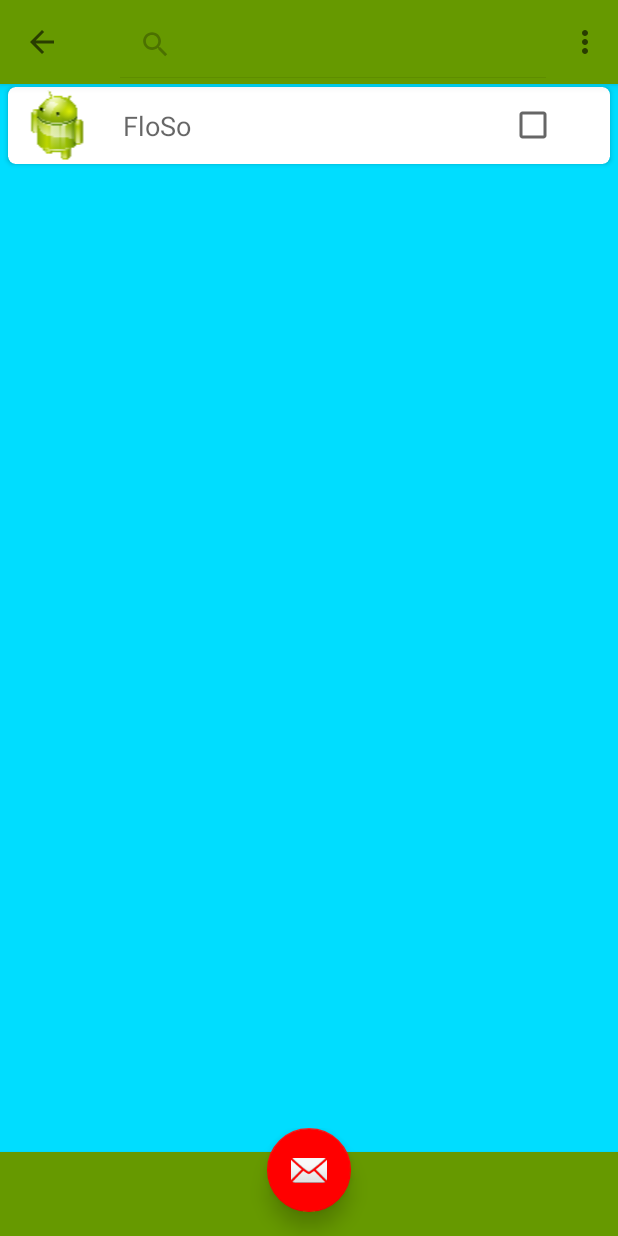
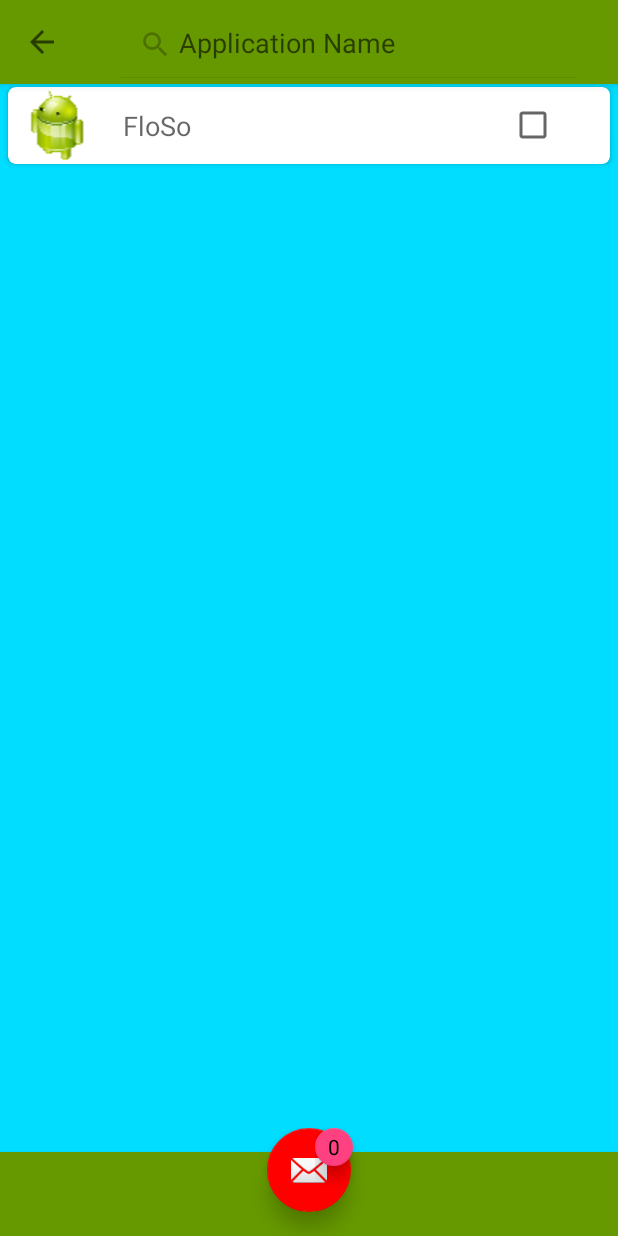
Before and after one commit to HitRoxxx/FloatingNew, an Android app: the MainActivity screen opened directly, with no data from a screen before it, after a tap on "Search", on a phone screen of 412 x 824 dp. Run offline under Robolectric (Android 15) with nearby library versions, the phone set to English and light mode, and no system bars.

Commit message:
Add Animation And Add Counter on Selection of App

```diff
--- a/app/build.gradle
+++ b/app/build.gradle
@@ -44,5 +44,4 @@ dependencies {
     compile 'com.github.igalata:Bubble-Picker:v0.2.4'
 
 
-
 }
--- a/app/src/main/java/com/theLoneWarrior/floating/MainActivity.java
+++ b/app/src/main/java/com/theLoneWarrior/floating/MainActivity.java
@@ -21,11 +21,13 @@ import android.support.v7.widget.LinearLayoutManager;
 import android.support.v7.widget.RecyclerView;
 import android.support.v7.widget.SearchView;
 import android.support.v7.widget.Toolbar;
+import android.transition.Explode;
 import android.util.Base64;
 import android.view.Menu;
 import android.view.MenuItem;
 import android.view.View;
 import android.widget.CheckBox;
+import android.widget.TextView;
 import android.widget.Toast;
 
 import com.theLoneWarrior.floating.adapter.RecyclerViewAdapter;
@@ -46,22 +48,26 @@ public class MainActivity extends AppCompatActivity implements RecyclerViewAdapt
     private final int ACTION_MANAGE_OVERLAY_PERMISSION_REQUEST_CODE = 69;
     private ArrayList<PackageInfoStruct> installedPackageDetails;
     private ArrayList<PackageInfoStruct> result = new ArrayList<>();
-    private SharedPreferences  first,selectedAppPreference;
+    private SharedPreferences first, selectedAppPreference;
     private Intent intent;
     private RecyclerViewAdapter mAdapter;
     private RecyclerView recyclerView;
     SwipeRefreshLayout swipeRefreshLayout;
+    private int appCount = 0;
+    private TextView appCountView;
+    private boolean refreshFlag = true;
 
     @Override
     protected void onCreate(Bundle savedInstanceState) {
         super.onCreate(savedInstanceState);
         setContentView(R.layout.activity_main);
-
+        //  setupWindowAnimations();
         //  Toolbar toolbar = (Toolbar) findViewById(R.id.toolbar);
         setSupportActionBar((Toolbar) findViewById(R.id.toolbar));
         ActionBar actionBar = getSupportActionBar();
         actionBar.setDisplayHomeAsUpEnabled(true);
 
+        appCountView = (TextView) findViewById(R.id.appSelected);
         checkPermission();
         recyclerView = (RecyclerView) findViewById(R.id.rv);
         intent = new Intent(MainActivity.this, FloatingViewServiceClose.class);
@@ -80,7 +86,7 @@ public class MainActivity extends AppCompatActivity implements RecyclerViewAdapt
             setRecycleView();
 
         } else {
-            Toast.makeText(this, "run", Toast.LENGTH_SHORT).show();
+            //  Toast.makeText(this, "run", Toast.LENGTH_SHORT).show();
             installedPackageDetails = getShortedInstalledApps();
             setRecycleView();
         }
@@ -91,11 +97,28 @@ public class MainActivity extends AppCompatActivity implements RecyclerViewAdapt
             public void onRefresh() {
                 //    saveData();
                 // Refresh items
+
+                if(!refreshFlag) {
+
+                    swipeRefreshLayout.setRefreshing(false);
+                }else
+                {
                     refreshItems();
+                }
             }
 
         });
 
+
+    }
+
+    private void setupWindowAnimations() {
+
+        if (android.os.Build.VERSION.SDK_INT >= android.os.Build.VERSION_CODES.LOLLIPOP) {
+            Explode slide = new Explode();
+            slide.setDuration(1000);
+            getWindow().setExitTransition(slide);
+        }
 
     }
 
@@ -117,6 +140,8 @@ public class MainActivity extends AppCompatActivity implements RecyclerViewAdapt
                 }
             }
         }
+        // appCount = result.size();
+        appCountView.setText("" + result.size());
     }
 
     void refreshItems() {
@@ -134,6 +159,7 @@ public class MainActivity extends AppCompatActivity implements RecyclerViewAdapt
         //  mAdapter.notifyDataSetChanged();
         // Stop refresh animation
         swipeRefreshLayout.setRefreshing(false);
+
     }
 
     void setRecycleView() {
@@ -366,6 +392,7 @@ public class MainActivity extends AppCompatActivity implements RecyclerViewAdapt
             result.remove(obj);
         }
         saveData();
+        appCountView.setText("" + result.size());
     }
 
     @Override
@@ -377,10 +404,7 @@ public class MainActivity extends AppCompatActivity implements RecyclerViewAdapt
     private void saveData() {
 
 
-
-
-
-        if(result!=null) {
+        if (result != null) {
             StringBuilder PacName = new StringBuilder("");
 
             for (PackageInfoStruct str : result) {
@@ -448,11 +472,34 @@ public class MainActivity extends AppCompatActivity implements RecyclerViewAdapt
 
 
     @Override
-    public boolean onCreateOptionsMenu(Menu menu) {
+    public boolean onCreateOptionsMenu(final Menu menu) {
         getMenuInflater().inflate(R.menu.menu, menu);
         MenuItem search = menu.findItem(R.id.search);
         SearchView searchView = (SearchView) MenuItemCompat.getActionView(search);
-        search(searchView);
+        search(searchView, menu);
+        searchView.setQueryHint("Application Name");
+        // searchView.setIconifiedByDefault(false);
+        if (Build.VERSION.SDK_INT >= Build.VERSION_CODES.LOLLIPOP) {
+            searchView.setTransitionGroup(true);
+        }
+     //   searchView.setIconifiedByDefault(true);
+     //   searchView.setIconified(true);
+        searchView.addOnAttachStateChangeListener(new View.OnAttachStateChangeListener() {
+
+            @Override
+            public void onViewDetachedFromWindow(View arg0) {
+                // search was detached/closed
+                MainActivity.this.setItemsVisibility(menu, true);
+                //   Toast.makeText(MainActivity.this, "close", Toast.LENGTH_SHORT).show();
+            }
+
+            @Override
+            public void onViewAttachedToWindow(View arg0) {
+                // search was opened
+                MainActivity.this.setItemsVisibility(menu, false);
+            }
+        });
+
         return super.onCreateOptionsMenu(menu);
     }
 
@@ -492,15 +539,14 @@ public class MainActivity extends AppCompatActivity implements RecyclerViewAdapt
         }
 
         saveData();
+        appCountView.setText("" + result.size());
         return super.onOptionsItemSelected(item);
     }
 
-    private void search(SearchView searchView) {
-
+    private void search(SearchView searchView, final Menu menu) {
         searchView.setOnQueryTextListener(new SearchView.OnQueryTextListener() {
             @Override
             public boolean onQueryTextSubmit(String query) {
-
                 return false;
             }
 
@@ -508,10 +554,21 @@ public class MainActivity extends AppCompatActivity implements RecyclerViewAdapt
             public boolean onQueryTextChange(String newText) {
 
                 mAdapter.getFilter().filter(newText);
+
                 return true;
             }
 
         });
+
+    }
+
+    private void setItemsVisibility(final Menu menu,
+                                    boolean visible) {
+        refreshFlag=visible;
+        for (int i = 0; i < menu.size(); ++i) {
+            MenuItem item = menu.getItem(i);
+            item.setVisible(visible);
+        }
     }
 
     @Override
--- a/app/src/main/java/com/theLoneWarrior/floating/SelectedApplication.java
+++ b/app/src/main/java/com/theLoneWarrior/floating/SelectedApplication.java
@@ -22,9 +22,12 @@ import android.support.v7.widget.LinearLayoutManager;
 import android.support.v7.widget.RecyclerView;
 import android.support.v7.widget.Toolbar;
 import android.support.v7.widget.helper.ItemTouchHelper;
+import android.transition.Explode;
+import android.transition.Fade;
 import android.view.Menu;
 import android.view.MenuItem;
 import android.view.View;
+import android.widget.Toast;
 
 import com.igalata.bubblepicker.BubblePickerListener;
 import com.igalata.bubblepicker.adapter.BubblePickerAdapter;
@@ -53,7 +56,7 @@ public class SelectedApplication extends AppCompatActivity implements Navigation
     @Override
     protected void onCreate(Bundle savedInstanceState) {
         super.onCreate(savedInstanceState);
-
+     //   setupWindowAnimations();
       setContentView(R.layout.activity_selected_application);
 
         Toolbar toolbar = (Toolbar) findViewById(R.id.toolbar);
@@ -118,6 +121,20 @@ public class SelectedApplication extends AppCompatActivity implements Navigation
         navigationView.setNavigationItemSelectedListener(this);
 
         setRecycleView();
+    }
+
+    private void setupWindowAnimations() {
+        if (android.os.Build.VERSION.SDK_INT >= android.os.Build.VERSION_CODES.LOLLIPOP) {
+            Fade fade = new Fade();
+            fade.setDuration(1000);
+            getWindow().setEnterTransition(fade);
+            Toast.makeText(this, "Animation", Toast.LENGTH_SHORT).show();
+            Explode slide = new Explode();
+            slide.setDuration(1000);
+            getWindow().setReenterTransition(slide);
+        }
+
+
     }
 
     @Override
--- a/app/src/main/res/layout/activity_main.xml
+++ b/app/src/main/res/layout/activity_main.xml
@@ -19,7 +19,7 @@
             android:layout_height="?attr/actionBarSize"
             android:background="?attr/colorPrimary"
             android:elevation="2dp"
-            app:popupTheme="@style/AppTheme.PopupOverlay" />
+            app:popupTheme="@style/AppTheme.PopupOverlay"/>
 
     </android.support.design.widget.AppBarLayout>
 
@@ -63,9 +63,14 @@
             <android.support.v7.widget.RecyclerView
                 android:id="@+id/rv"
                 android:elevation="1dp"
+                android:alwaysDrawnWithCache="true"
+                android:animationCache="true"
+                android:isScrollContainer="true"
+                android:drawingCacheQuality="high"
                 android:layout_width="match_parent"
                 android:layout_height="match_parent"
-            android:scrollbars="vertical" />
+                android:fadeScrollbars="true"
+                android:scrollbars="vertical"/>
         </android.support.v4.widget.SwipeRefreshLayout>
     </LinearLayout>
 
@@ -75,8 +80,7 @@
         android:layout_height="wrap_content"
         android:layout_gravity="bottom"
         android:background="@color/param"
-        app:layout_anchor="@+id/container"
-        app:layout_anchorGravity="bottom|center_horizontal">
+        >
 
         <android.support.v7.widget.Toolbar
             android:id="@+id/bottomToolbar"
@@ -89,7 +93,7 @@
             app:layout_constraintHorizontal_bias="0.0"
             app:layout_constraintLeft_toLeftOf="parent"
             app:layout_constraintRight_toRightOf="parent"
-            app:popupTheme="@style/AppTheme.PopupOverlay" />
+            app:popupTheme="@style/AppTheme.PopupOverlay"/>
 
         <android.support.design.widget.FloatingActionButton
             android:id="@+id/notify_me"
@@ -104,7 +108,47 @@
             app:layout_constraintBottom_toBottomOf="@+id/bottomToolbar"
             app:layout_constraintLeft_toLeftOf="parent"
             app:layout_constraintRight_toRightOf="parent"
-            app:srcCompat="@android:drawable/ic_dialog_email" />
+            app:srcCompat="@android:drawable/ic_dialog_email"/>
+
+        <FrameLayout
+            android:layout_width="52dp"
+
+            android:layout_height="74dp"
+            android:layout_gravity="bottom|end"
+            android:layout_marginBottom="0dp"
+            android:layout_marginLeft="24dp"
+            android:layout_marginRight="0dp"
+            android:layout_marginTop="0dp"
+            android:background="#00ffffff"
+            android:elevation="10dp"
+            app:layout_constraintBottom_toBottomOf="@+id/notify_me"
+            app:layout_constraintHorizontal_bias="0.05"
+            app:layout_constraintLeft_toLeftOf="@+id/notify_me"
+            app:layout_constraintRight_toRightOf="@+id/bottomToolbar"
+            app:layout_constraintTop_toTopOf="@+id/notify_me"
+            app:layout_constraintVertical_bias="0.0"
+            tools:layout_editor_absoluteX="141dp">
+
+            <android.support.design.widget.FloatingActionButton
+                android:layout_width="25dp"
+                android:layout_height="25dp"
+                android:layout_gravity="center_horizontal|left"
+                app:backgroundTint="@color/colorAccent"
+                app:fabSize="mini"
+                app:rippleColor="@android:color/holo_red_dark"/>
+
+            <TextView
+                android:id="@+id/appSelected"
+                android:layout_width="25dp"
+                android:layout_height="25dp"
+                android:layout_gravity="center_horizontal|left"
+                android:elevation="10dp"
+                android:gravity="center"
+                android:text="666"
+                android:textAppearance="@android:style/TextAppearance.Small"
+                android:textColor="#000000"
+                />
+        </FrameLayout>
     </android.support.constraint.ConstraintLayout>
 
 </android.support.design.widget.CoordinatorLayout>
--- a/app/src/main/res/layout/content_selected_application.xml
+++ b/app/src/main/res/layout/content_selected_application.xml
@@ -13,6 +13,10 @@
          android:layout_width="0dp"
          android:layout_height="0dp"
          android:scrollbars="vertical"
+         android:alwaysDrawnWithCache="true"
+         android:animationCache="true"
+         android:isScrollContainer="true"
+         android:drawingCacheQuality="high"
          app:layout_constraintBottom_toBottomOf="parent"
          app:layout_constraintLeft_toLeftOf="parent"
          app:layout_constraintRight_toRightOf="parent"
--- a/app/src/main/res/layout/recycle_view_layout_selected_app.xml
+++ b/app/src/main/res/layout/recycle_view_layout_selected_app.xml
@@ -8,6 +8,7 @@
     android:layout_marginLeft="5dp"
     android:layout_marginRight="5dp"
     android:layout_marginTop="2dp"
+
    >
 
 
@@ -35,9 +36,9 @@
             android:layout_weight="8"
             android:gravity="center_horizontal|center_vertical|start"
             android:minHeight="51.5dp"
-            android:paddingEnd="0dp"
+            android:paddingEnd="10dp"
             android:paddingLeft="10dp"
-            android:paddingRight="0dp"
+            android:paddingRight="10dp"
             android:paddingStart="10dp"
             android:textAppearance="@style/TextAppearance.AppCompat.Medium" />
 
--- a/app/src/main/res/values/colors.xml
+++ b/app/src/main/res/values/colors.xml
@@ -2,7 +2,7 @@
 <resources>
     <color name="colorPrimary">#536dfe</color>
     <color name="colorPrimaryDark">#5c6bc0</color>
-    <color name="colorAccent">#FF4081</color>
+    <color name="colorAccent">#ff4081</color>
     <color name="colorHalfTransparent">#77848484</color>
     <color name="param">#00d9d9d9</color>
 
```
Also changed, not shown: app/src/main/res/layout/recycle_view_layout.xml (+5 -4 lines). Lines whose indentation alone changed are shown as unchanged.
